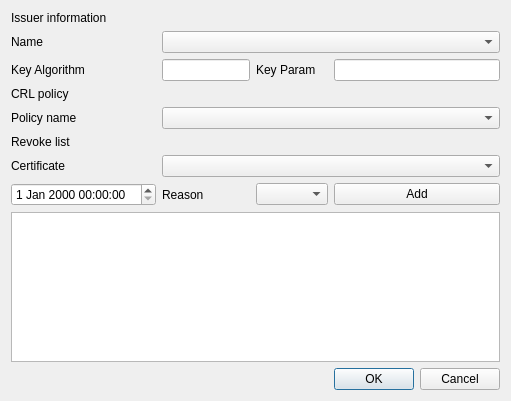
First picture: the form in CAMan/make_crl_dlg.ui, repository jykim74/CertMan, before the edit.
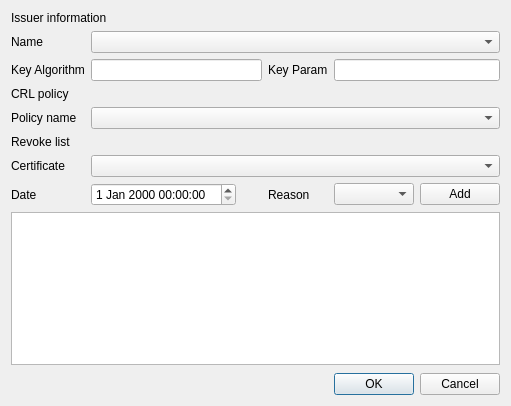
Second picture: the form after the edit.

The edit to the form file:
```diff
--- a/CAMan/make_crl_dlg.ui
+++ b/CAMan/make_crl_dlg.ui
@@ -7,13 +7,80 @@
     <x>0</x>
     <y>0</y>
     <width>511</width>
-    <height>401</height>
+    <height>406</height>
    </rect>
   </property>
   <property name="windowTitle">
    <string>Dialog</string>
   </property>
   <layout class="QGridLayout" name="gridLayout">
+   <item row="9" column="1">
+    <spacer name="verticalSpacer">
+     <property name="orientation">
+      <enum>Qt::Vertical</enum>
+     </property>
+     <property name="sizeHint" stdset="0">
+      <size>
+       <width>20</width>
+       <height>40</height>
+      </size>
+     </property>
+    </spacer>
+   </item>
+   <item row="1" column="0">
+    <widget class="QLabel" name="label_2">
+     <property name="text">
+      <string>Name</string>
+     </property>
+    </widget>
+   </item>
+   <item row="7" column="3">
+    <widget class="QLabel" name="label_9">
+     <property name="text">
+      <string>Reason</string>
+     </property>
+    </widget>
+   </item>
+   <item row="7" column="1">
+    <widget class="QDateTimeEdit" name="mRevokeDateTime"/>
+   </item>
+   <item row="7" column="4">
+    <widget class="QComboBox" name="mRevokeReasonCombo"/>
+   </item>
+   <item row="4" column="0">
+    <widget class="QLabel" name="label_6">
+     <property name="text">
+      <string>Policy name</string>
+     </property>
+    </widget>
+   </item>
+   <item row="2" column="0">
+    <widget class="QLabel" name="label_3">
+     <property name="text">
+      <string>Key Algorithm</string>
+     </property>
+    </widget>
+   </item>
+   <item row="7" column="0">
+    <widget class="QLabel" name="label_4">
+     <property name="text">
+      <string>Date</string>
+     </property>
+    </widget>
+   </item>
+   <item row="8" column="0" colspan="6">
+    <widget class="QTableWidget" name="mRevokeTable"/>
+   </item>
+   <item row="6" column="1" colspan="5">
+    <widget class="QComboBox" name="mCertCombo"/>
+   </item>
+   <item row="7" column="5">
+    <widget class="QPushButton" name="mRevokeAddBtn">
+     <property name="text">
+      <string>Add</string>
+     </property>
+    </widget>
+   </item>
    <item row="6" column="0">
     <widget class="QLabel" name="label_8">
      <property name="text">
@@ -21,32 +88,25 @@
      </property>
     </widget>
    </item>
-   <item row="5" column="0" colspan="2">
-    <widget class="QLabel" name="label_7">
-     <property name="text">
-      <string>Revoke list</string>
-     </property>
-    </widget>
-   </item>
-   <item row="7" column="0">
-    <widget class="QDateTimeEdit" name="mRevokeDateTime"/>
-   </item>
-   <item row="4" column="1" colspan="3">
+   <item row="4" column="1" colspan="5">
     <widget class="QComboBox" name="mPolicyNameCombo"/>
    </item>
+   <item row="1" column="1" colspan="5">
+    <widget class="QComboBox" name="mIssuerNameCombo"/>
+   </item>
+   <item row="2" column="1" colspan="2">
+    <widget class="QLineEdit" name="mAlgorithmText"/>
+   </item>
    <item row="2" column="3">
+    <widget class="QLabel" name="mOptionLabel">
+     <property name="text">
+      <string>Key Param</string>
+     </property>
+    </widget>
+   </item>
+   <item row="2" column="4" colspan="2">
     <widget class="QLineEdit" name="mOptionText"/>
    </item>
-   <item row="10" column="3">
-    <widget class="QDialogButtonBox" name="buttonBox">
-     <property name="orientation">
-      <enum>Qt::Horizontal</enum>
-     </property>
-     <property name="standardButtons">
-      <set>QDialogButtonBox::Cancel|QDialogButtonBox::Ok</set>
-     </property>
-    </widget>
-   </item>
    <item row="0" column="0" colspan="2">
     <widget class="QLabel" name="label">
      <property name="text">
@@ -54,30 +114,10 @@
      </property>
     </widget>
    </item>
-   <item row="4" column="0">
-    <widget class="QLabel" name="label_6">
+   <item row="5" column="0" colspan="2">
+    <widget class="QLabel" name="label_7">
      <property name="text">
-      <string>Policy name</string>
-     </property>
-    </widget>
-   </item>
-   <item row="7" column="3">
-    <widget class="QPushButton" name="mRevokeAddBtn">
-     <property name="text">
-      <string>Add</string>
-     </property>
-    </widget>
-   </item>
-   <item row="2" column="1">
-    <widget class="QLineEdit" name="mAlgorithmText"/>
-   </item>
-   <item row="8" column="0" colspan="4">
-    <widget class="QTableWidget" name="mRevokeTable"/>
-   </item>
-   <item row="2" column="0">
-    <widget class="QLabel" name="label_3">
-     <property name="text">
-      <string>Key Algorithm</string>
+      <string>Revoke list</string>
      </property>
     </widget>
    </item>
@@ -88,48 +128,15 @@
      </property>
     </widget>
    </item>
-   <item row="1" column="0">
-    <widget class="QLabel" name="label_2">
-     <property name="text">
-      <string>Name</string>
-     </property>
-    </widget>
-   </item>
-   <item row="7" column="1">
-    <widget class="QLabel" name="label_9">
-     <property name="text">
-      <string>Reason</string>
-     </property>
-    </widget>
-   </item>
-   <item row="6" column="1" colspan="3">
-    <widget class="QComboBox" name="mCertCombo"/>
-   </item>
-   <item row="2" column="2">
-    <widget class="QLabel" name="mOptionLabel">
-     <property name="text">
-      <string>Key Param</string>
-     </property>
-    </widget>
-   </item>
-   <item row="7" column="2">
-    <widget class="QComboBox" name="mRevokeReasonCombo"/>
-   </item>
-   <item row="9" column="0">
-    <spacer name="verticalSpacer">
+   <item row="10" column="4" colspan="2">
+    <widget class="QDialogButtonBox" name="buttonBox">
      <property name="orientation">
-      <enum>Qt::Vertical</enum>
+      <enum>Qt::Horizontal</enum>
      </property>
-     <property name="sizeHint" stdset="0">
-      <size>
-       <width>20</width>
-       <height>40</height>
-      </size>
+     <property name="standardButtons">
+      <set>QDialogButtonBox::Cancel|QDialogButtonBox::Ok</set>
      </property>
-    </spacer>
-   </item>
-   <item row="1" column="1" colspan="3">
-    <widget class="QComboBox" name="mIssuerNameCombo"/>
+    </widget>
    </item>
   </layout>
  </widget>
```
